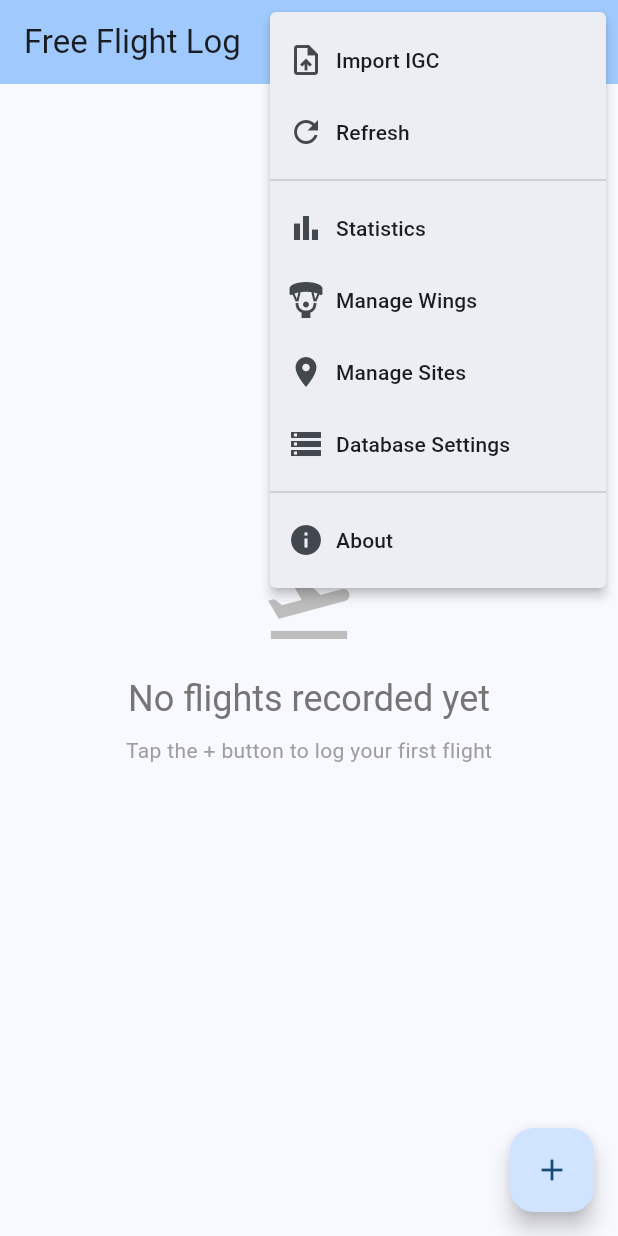
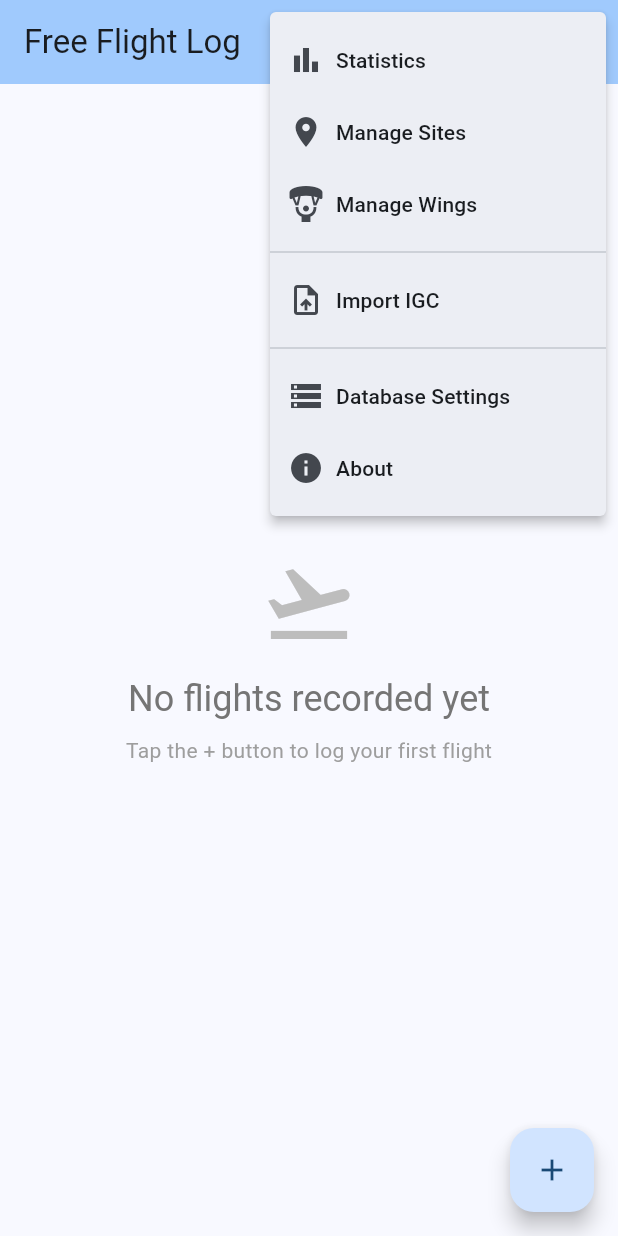
Before and after one commit to Kevin-McIsaac/the_paragliding_app, a Flutter app: the screen it shows after launch, after a tap on the "more vert" icon, on a phone screen of 412 x 824 dp. Run offline on Flutter 3.47's test engine with Material 3 defaults, Android fonts, the phone set to English and light mode, and no system bars; our stand-ins replace file_picker, fl_chart, flutter_map, get_it, latlong2, logger and 4 more; accounts and stored records are empty.

Commit message:
Reorganize main menu structure for improved user experience
- Remove refresh menu item (functionality still available via pull-to-refresh)
- Reorder menu items with Statistics, Management, and Import sections
- Group related functionality with logical dividers
- New structure: Statistics → Manage Sites → Manage Wings → (Divider) → Import IGC → Select Flights → (Divider) → Database Settings → About

🤖 Generated with [Claude Code](https://claude.ai/code)

Co-Authored-By: Claude <noreply@anthropic.com>

```diff
--- a/free_flight_log_app/lib/presentation/screens/flight_list_screen.dart
+++ b/free_flight_log_app/lib/presentation/screens/flight_list_screen.dart
@@ -334,8 +334,6 @@ class _FlightListScreenState extends State<FlightListScreen> {
                     if (result == true) {
                       _refreshFlights();
                     }
-                  } else if (value == 'refresh') {
-                    _refreshFlights();
                   } else if (value == 'select') {
                     _toggleSelectionMode();
                   } else if (value == 'wings') {
@@ -372,33 +370,43 @@ class _FlightListScreenState extends State<FlightListScreen> {
                 },
                 itemBuilder: (context) => [
                   const PopupMenuItem(
+                    value: 'statistics',
+                    child: Row(
+                      children: [
+                        Icon(Icons.bar_chart),
+                        SizedBox(width: 8),
+                        Text('Statistics'),
+                      ],
+                    ),
+                  ),
+                  const PopupMenuItem(
+                    value: 'sites',
+                    child: Row(
+                      children: [
+                        Icon(Icons.location_on),
+                        SizedBox(width: 8),
+                        Text('Manage Sites'),
+                      ],
+                    ),
+                  ),
+                  const PopupMenuItem(
+                    value: 'wings',
+                    child: Row(
+                      children: [
+                        Icon(Icons.paragliding),
+                        SizedBox(width: 8),
+                        Text('Manage Wings'),
+                      ],
+                    ),
+                  ),
+                  const PopupMenuDivider(),
+                  const PopupMenuItem(
                     value: 'import',
                     child: Row(
                       children: [
                         Icon(Icons.upload_file),
                         SizedBox(width: 8),
                         Text('Import IGC'),
-                      ],
-                    ),
-                  ),
-                  const PopupMenuItem(
-                    value: 'refresh',
-                    child: Row(
-                      children: [
-                        Icon(Icons.refresh),
-                        SizedBox(width: 8),
-                        Text('Refresh'),
-                      ],
-                    ),
-                  ),
-                  const PopupMenuDivider(),
-                  const PopupMenuItem(
-                    value: 'statistics',
-                    child: Row(
-                      children: [
-                        Icon(Icons.bar_chart),
-                        SizedBox(width: 8),
-                        Text('Statistics'),
                       ],
                     ),
                   ),
@@ -413,26 +421,7 @@ class _FlightListScreenState extends State<FlightListScreen> {
                         ],
                       ),
                     ),
-                  const PopupMenuItem(
-                    value: 'wings',
-                    child: Row(
-                      children: [
-                        Icon(Icons.paragliding),
-                        SizedBox(width: 8),
-                        Text('Manage Wings'),
-                      ],
-                    ),
-                  ),
-                  const PopupMenuItem(
-                    value: 'sites',
-                    child: Row(
-                      children: [
-                        Icon(Icons.location_on),
-                        SizedBox(width: 8),
-                        Text('Manage Sites'),
-                      ],
-                    ),
-                  ),
+                  const PopupMenuDivider(),
                   const PopupMenuItem(
                     value: 'database',
                     child: Row(
@@ -443,7 +432,6 @@ class _FlightListScreenState extends State<FlightListScreen> {
                       ],
                     ),
                   ),
-                  const PopupMenuDivider(),
                   const PopupMenuItem(
                     value: 'about',
                     child: Row(
```
